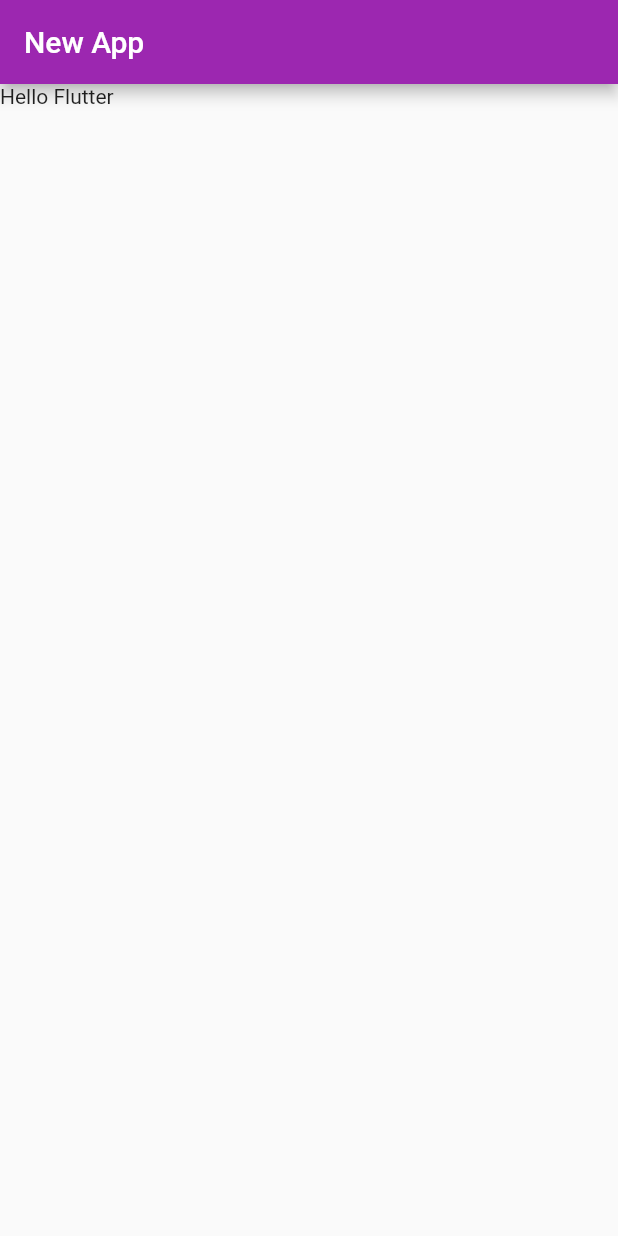
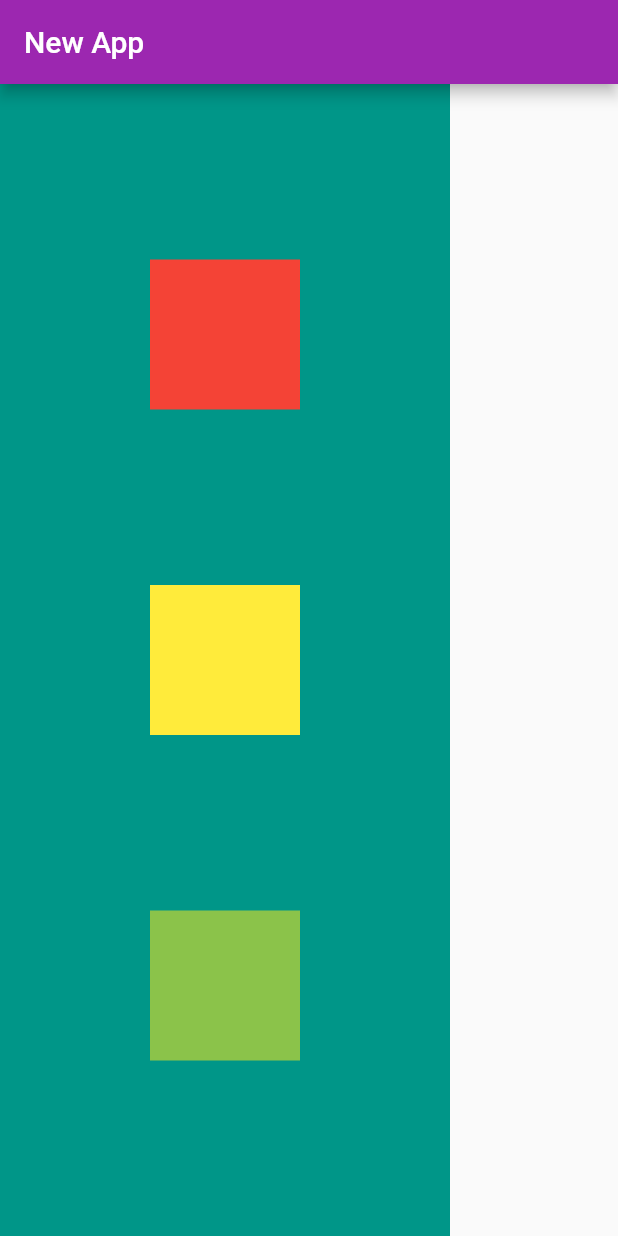
Before and after one commit to Dao09/Flutter-projects, a Flutter app: the screen it shows after launch, on a phone screen of 412 x 824 dp. Run offline on Flutter 3.47's test engine with Material 2 defaults, Android fonts, the phone set to English and light mode, and no system bars.

Commit message:
ch2 done

```diff
--- a/my_project/lib/main.dart
+++ b/my_project/lib/main.dart
@@ -16,6 +16,38 @@
         appBar: AppBar(
           title: Text("New App"),
         ),
-        body: Container(child: Text("Hello Flutter ")));
+        body: Container(
+          color: Colors.teal,
+          width: 300,
+          child: Column(
+              mainAxisAlignment: MainAxisAlignment.spaceEvenly,
+              crossAxisAlignment: CrossAxisAlignment.center,
+              children: <Widget>[
+                Container(
+                  padding: EdgeInsets.all(8),
+                  alignment: Alignment.center,
+                  //clipBehavior: Clip.antiAlias,
+                  width: 100,
+                  height: 100,
+                  color: Colors.red,
+                ),
+                Container(
+                  padding: EdgeInsets.all(8),
+                  alignment: Alignment.center,
+                  //clipBehavior: Clip.antiAlias,
+                  width: 100,
+                  height: 100,
+                  color: Colors.yellow,
+                ),
+                Container(
+                  padding: EdgeInsets.all(8),
+                  alignment: Alignment.center,
+                  //clipBehavior: Clip.antiAlias,
+                  width: 100,
+                  height: 100,
+                  color: Colors.lightGreen,
+                )
+              ]),
+        ));
   }
 }
```
